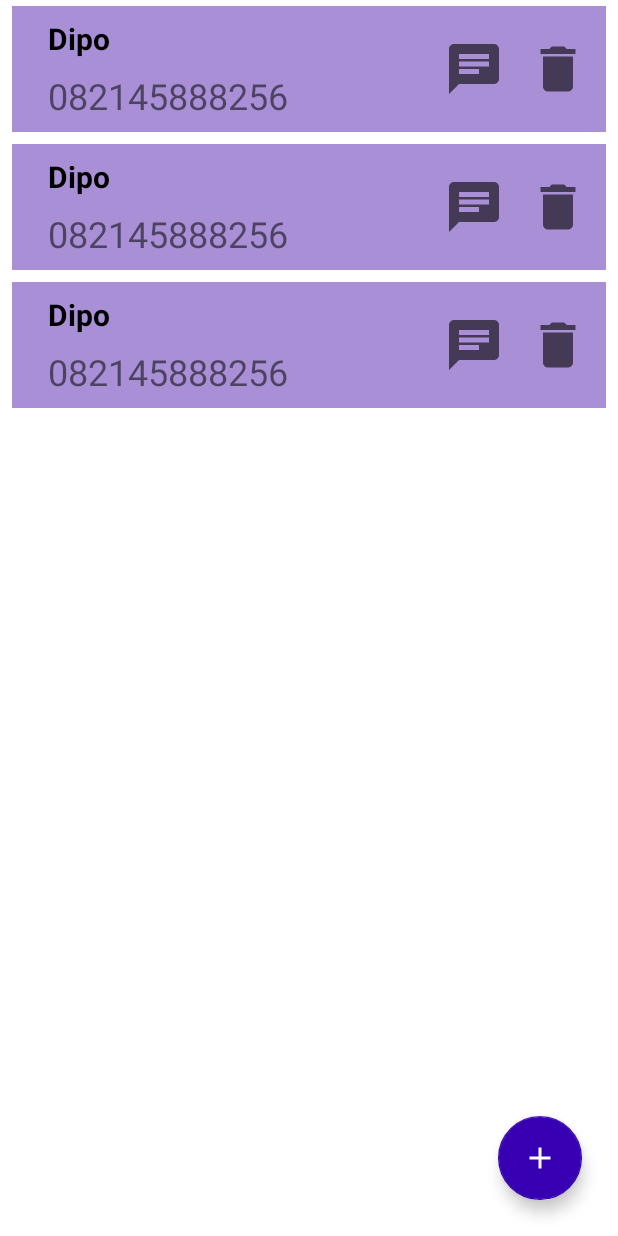
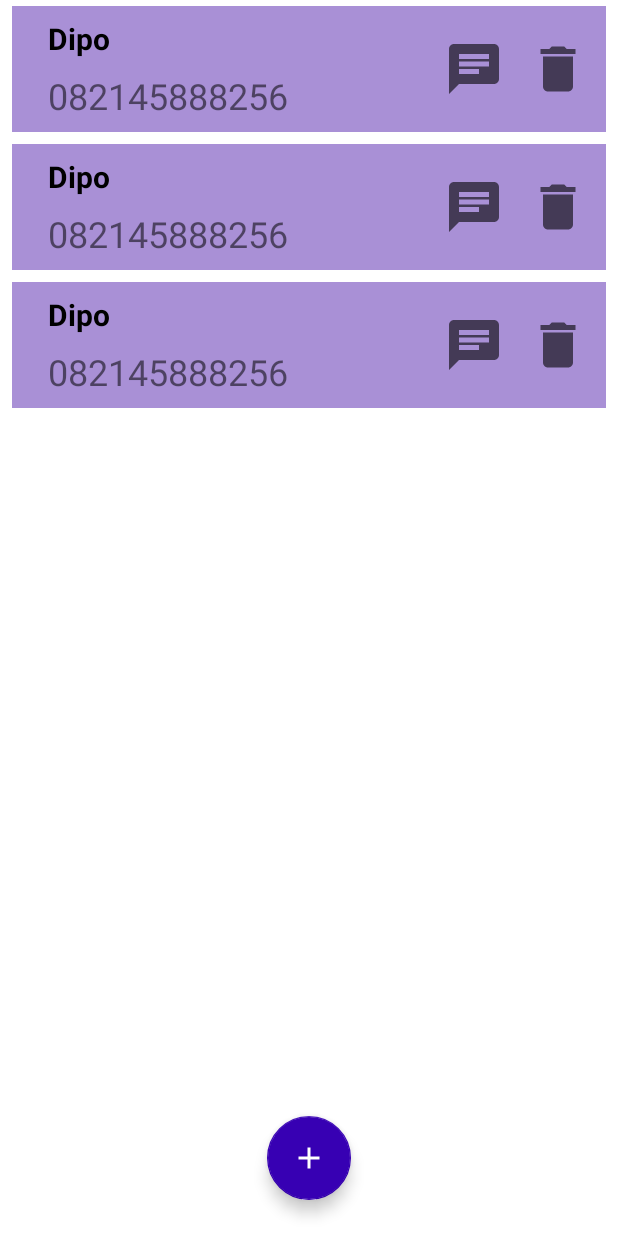
Before and after one commit to dipoengoro/AndroidContact, an Android app: the layout fragment_home.xml on its own in the app's theme, with its tools: preview values and no code run, on a phone screen of 412 x 824 dp. Run offline under Robolectric (Android 15) with nearby library versions, the phone set to English and light mode, and no system bars.

Commit message:
Refine design

```diff
--- a/app/src/main/res/layout/fragment_home.xml
+++ b/app/src/main/res/layout/fragment_home.xml
@@ -16,17 +16,40 @@
         app:layout_constraintTop_toTopOf="parent"
         tools:listitem="@layout/list_item" />
 
-    <com.google.android.material.floatingactionbutton.FloatingActionButton
-        android:id="@+id/fabAdd"
+<!--    <com.google.android.material.button.MaterialButton-->
+<!--        android:id="@+id/button_add"-->
+<!--        android:layout_width="0dp"-->
+<!--        android:layout_height="wrap_content"-->
+<!--        android:text="@string/add_fragment"-->
+<!--        app:layout_constraintBottom_toBottomOf="parent"-->
+<!--        app:layout_constraintEnd_toEndOf="@id/guideline_8"-->
+<!--        app:layout_constraintStart_toStartOf="@+id/guideline_2" />-->
+
+    <androidx.constraintlayout.widget.Guideline
+        android:id="@+id/guideline_8"
         android:layout_width="wrap_content"
         android:layout_height="wrap_content"
-        android:layout_marginEnd="@dimen/large_margin"
+        android:orientation="vertical"
+        app:layout_constraintGuide_percent="0.8" />
+
+    <androidx.constraintlayout.widget.Guideline
+        android:id="@+id/guideline_2"
+        android:layout_width="wrap_content"
+        android:layout_height="wrap_content"
+        android:orientation="vertical"
+        app:layout_constraintGuide_percent="0.2" />
+
+    <com.google.android.material.floatingactionbutton.FloatingActionButton
+        android:id="@+id/fab_add"
+        android:layout_width="wrap_content"
+        android:layout_height="wrap_content"
         android:layout_marginBottom="@dimen/large_margin"
         android:clickable="true"
         android:contentDescription="@string/button_add_contact"
         android:focusable="true"
         android:src="@drawable/ic_add"
         app:layout_constraintBottom_toBottomOf="parent"
+        app:layout_constraintStart_toStartOf="parent"
         app:layout_constraintEnd_toEndOf="parent"
         tools:ignore="RedundantDescriptionCheck" />
 
```
